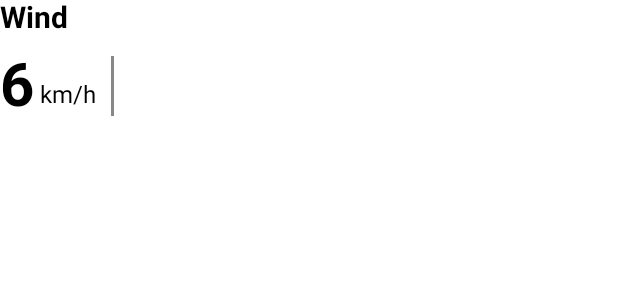
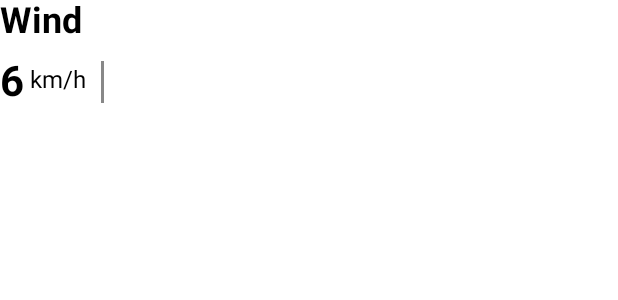
Before and after one commit to mplekunov/WeatherApp, an Android app built with Jetpack Compose: the @Preview function PreviewHourlyWindForecastWidget, on a phone screen of 412 x 824 dp. Shown: the top 300 px of the screen. Run offline under Robolectric (Android 15) with nearby library versions, the phone set to English and light mode, and no system bars.

Commit message:
Add:
Added typography styles, used them when appropriate. Added colors

Bugs: For some reason, when graphs are drawn (depending on the width of the "column" in which the curve is placed) there could be found "black borders"... Those "borders" disappear on higher dp width values...

```diff
--- a/app/src/main/java/com/application/weatherapp/view/ui/widget/HourlyCloudCoverForecastWidget.kt
+++ b/app/src/main/java/com/application/weatherapp/view/ui/widget/HourlyCloudCoverForecastWidget.kt
@@ -21,6 +21,7 @@ import androidx.compose.ui.unit.dp
 import androidx.compose.ui.unit.sp
 import com.application.weatherapp.model.graph.*
 import com.application.weatherapp.model.weather.HourlyWeather
+import com.application.weatherapp.ui.theme.Typography
 import com.application.weatherapp.viewmodel.sample.SampleHourlyWeatherProvider
 import java.math.BigDecimal
 import java.math.RoundingMode
@@ -48,8 +49,7 @@ fun HourlyCloudCoverForecastWidget(
     Column(modifier = modifier) {
         Text(
             text = "Cloud cover",
-            fontSize = 20.sp,
-            fontWeight = FontWeight.Bold,
+            style = Typography.titleMedium,
             modifier = Modifier.padding(bottom = 40.dp)
         )
 
--- a/app/src/main/java/com/application/weatherapp/view/ui/widget/HourlyPrecipitationForecastWidget.kt
+++ b/app/src/main/java/com/application/weatherapp/view/ui/widget/HourlyPrecipitationForecastWidget.kt
@@ -22,6 +22,7 @@ import androidx.compose.ui.unit.dp
 import androidx.compose.ui.unit.sp
 import com.application.weatherapp.model.graph.*
 import com.application.weatherapp.model.weather.HourlyWeather
+import com.application.weatherapp.ui.theme.Typography
 import com.application.weatherapp.viewmodel.sample.SampleHourlyWeatherProvider
 import java.math.BigDecimal
 import java.math.RoundingMode
@@ -50,8 +51,7 @@ fun HourlyPrecipitationForecastWidget(
     Column(modifier = modifier) {
         Text(
             text = "Precipitation",
-            fontSize = 20.sp,
-            fontWeight = FontWeight.Bold,
+            style = Typography.titleMedium,
             modifier = Modifier.padding(bottom = 40.dp)
         )
 
--- a/app/src/main/java/com/application/weatherapp/view/ui/widget/HourlyUltraVioletIndexForecastWidget.kt
+++ b/app/src/main/java/com/application/weatherapp/view/ui/widget/HourlyUltraVioletIndexForecastWidget.kt
@@ -19,6 +19,7 @@ import androidx.compose.ui.unit.dp
 import androidx.compose.ui.unit.sp
 import com.application.weatherapp.model.graph.*
 import com.application.weatherapp.model.weather.HourlyWeather
+import com.application.weatherapp.ui.theme.Typography
 import com.application.weatherapp.viewmodel.sample.SampleHourlyWeatherProvider
 import java.math.BigDecimal
 import java.math.RoundingMode
@@ -45,8 +46,7 @@ fun HourlyUltraVioletIndexForecastWidget(
     Column(modifier = modifier) {
         Text(
             text = "UV-Index",
-            fontSize = 20.sp,
-            fontWeight = FontWeight.Bold,
+            style = Typography.titleMedium,
             modifier = Modifier.padding(bottom = 40.dp)
         )
 
--- a/app/src/main/java/com/application/weatherapp/view/ui/widget/HourlyWindForecastWidget.kt
+++ b/app/src/main/java/com/application/weatherapp/view/ui/widget/HourlyWindForecastWidget.kt
@@ -24,6 +24,7 @@ import androidx.compose.ui.unit.sp
 import com.application.weatherapp.R
 import com.application.weatherapp.model.graph.*
 import com.application.weatherapp.model.weather.HourlyWeather
+import com.application.weatherapp.ui.theme.Typography
 import com.application.weatherapp.viewmodel.sample.SampleHourlyWeatherProvider
 import java.math.BigDecimal
 import java.math.RoundingMode
@@ -45,29 +46,26 @@ fun HourlyWindForecastWidget(
     hourlyWeather: HourlyWeather
 ) {
     val fontColor = MaterialTheme.colorScheme.onPrimary
-    val windSpeedFontSize = 40.sp
     val fontSize = (graphSize.width.value / 5).sp
 
     Column(modifier = modifier) {
         Text(
             text = "Wind",
-            fontSize = 20.sp,
-            fontWeight = FontWeight.Bold,
+            style = Typography.titleMedium,
             modifier = Modifier.padding(bottom = 10.dp)
         )
 
         Row(Modifier.padding(bottom = 20.dp)) {
             Text(
                 text = "${hourlyWeather.weatherForecast.first().wind.speed.value.toInt()}",
-                fontSize = windSpeedFontSize,
-                fontWeight = FontWeight.Bold,
+                style = Typography.labelLarge,
                 modifier = Modifier
                     .align(Alignment.Bottom)
             )
 
             Text(
                 text = hourlyWeather.weatherForecast.first().wind.speed.unit.unit,
-                fontSize = 16.sp,
+                style = Typography.labelMedium,
                 modifier = Modifier
                     .align(Alignment.Bottom)
                     .padding(start = 4.dp, bottom = 8.dp)
@@ -76,7 +74,7 @@ fun HourlyWindForecastWidget(
             Spacer(
                 modifier = Modifier
                     .padding(start = 10.dp, end = 10.dp)
-                    .height(windSpeedFontSize.value.dp)
+                    .height(Typography.labelLarge.fontSize.value.dp)
                     .align(Alignment.CenterVertically)
                     .background(Color.Gray)
                     .width(2.dp)
@@ -84,7 +82,7 @@ fun HourlyWindForecastWidget(
 
             DirectionIcon(
                 modifier = Modifier
-                    .height(windSpeedFontSize.value.dp)
+                    .height(Typography.labelLarge.fontSize.value.dp)
                     .align(Alignment.CenterVertically),
                 direction = hourlyWeather.weatherForecast.first().wind.direction.value + 180,
                 color = MaterialTheme.colorScheme.onPrimary.copy(alpha = 0.8F)
```
Also changed, not shown: app/src/main/java/com/application/weatherapp/ui/theme/Color.kt (+6 -7 lines), app/src/main/java/com/application/weatherapp/ui/theme/Theme.kt (+7 -14 lines), app/src/main/java/com/application/weatherapp/ui/theme/Type.kt (+18 -14 lines), app/src/main/java/com/application/weatherapp/view/ui/screen/HomeScreen.kt (+7 -3 lines), app/src/main/java/com/application/weatherapp/view/ui/widget/CurrentWeatherExtendedInfoWidget.kt (+21 -10 lines), app/src/main/java/com/application/weatherapp/view/ui/widget/CurrentWeatherOverviewWidget.kt (+8 -4 lines).
